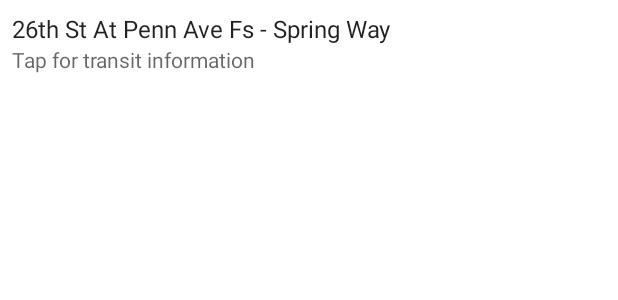
After one commit to tjmadonna/BusWatch, an Android app: the layout maps_info_window_stops.xml on its own in the app's theme, with its tools: preview values and no code run, on a phone screen of 412 x 824 dp. The commit adds this screen. Shown: the top 300 px of the screen. Run offline under Robolectric (Android 15) with nearby library versions, the phone set to English and light mode, and no system bars.

Commit message:
Created custom info window to display when map marker is tapped

```diff
--- /dev/null
+++ b/app/src/main/res/layout/maps_info_window_stops.xml
@@ -0,0 +1,43 @@
+<?xml version="1.0" encoding="utf-8"?><!--
+  ~ Copyright 2017 Tyler Madonna
+  ~
+  ~ Licensed under the Apache License, Version 2.0 (the "License");
+  ~ you may not use this file except in compliance with the License.
+  ~ You may obtain a copy of the License at
+  ~
+  ~ http://www.apache.org/licenses/LICENSE-2.0
+  ~
+  ~ Unless required by applicable law or agreed to in writing, software
+  ~ distributed under the License is distributed on an "AS IS" BASIS,
+  ~ WITHOUT WARRANTIES OR CONDITIONS OF ANY KIND, either express or implied.
+  ~ See the License for the specific language governing permissions and
+  ~ limitations under the License.
+  -->
+
+<android.support.constraint.ConstraintLayout xmlns:android="http://schemas.android.com/apk/res/android"
+    xmlns:app="http://schemas.android.com/apk/res-auto"
+    xmlns:tools="http://schemas.android.com/tools"
+    android:layout_width="match_parent"
+    android:layout_height="match_parent"
+    android:background="@android:color/background_light"
+    android:padding="8dp">
+
+    <TextView
+        android:id="@+id/maps_info_window_title"
+        style="@style/TextAppearance.ListItemPrimary"
+        android:layout_width="match_parent"
+        android:layout_height="wrap_content"
+        android:ellipsize="end"
+        android:maxLines="2"
+        tools:text="26th St At Penn Ave Fs - Spring Way" />
+
+    <TextView
+        style="@style/TextAppearance.ListItemSecondary"
+        android:layout_width="match_parent"
+        android:layout_height="wrap_content"
+        android:ellipsize="end"
+        android:maxLines="1"
+        android:text="@string/action_tap_for_transit_info"
+        app:layout_constraintTop_toBottomOf="@id/maps_info_window_title" />
+
+</android.support.constraint.ConstraintLayout>
--- a/app/src/main/res/values/strings.xml
+++ b/app/src/main/res/values/strings.xml
@@ -16,4 +16,6 @@
 
 <resources>
     <string name="app_name">Bus Watch</string>
+
+    <string name="action_tap_for_transit_info">Tap for transit information</string>
 </resources>
--- a/app/src/main/res/values/styles.xml
+++ b/app/src/main/res/values/styles.xml
@@ -39,4 +39,15 @@
 
     <style name="AppTheme.PopupOverlay" parent="ThemeOverlay.AppCompat.Light" />
 
+    <!-- Text styles -->
+    <style name="TextAppearance.ListItemPrimary" parent="TextAppearance.AppCompat.Body1">
+        <item name="android:textColor">?android:attr/textColorPrimary</item>
+        <item name="android:textSize">16sp</item>
+    </style>
+
+    <style name="TextAppearance.ListItemSecondary" parent="TextAppearance.AppCompat.Body1">
+        <item name="android:textColor">?android:attr/textColorSecondary</item>
+        <item name="android:textSize">14sp</item>
+    </style>
+
 </resources>
```
Also changed, not shown: app/src/main/java/com/madonnaapps/buswatch/stops/StopInfoWindowAdapter.kt (added, +52 -0 lines), app/src/main/java/com/madonnaapps/buswatch/stops/StopsActivity.kt (+38 -10 lines).
